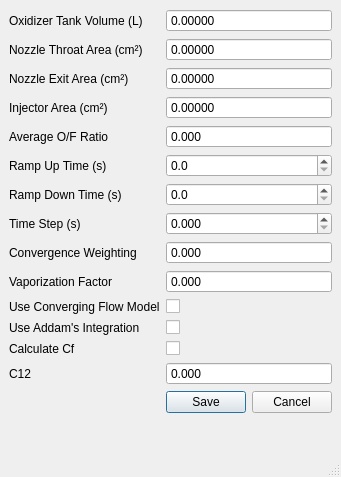
Above: UI/variables.ui from waterloo-rocketry/OpenThrustPy before the change. Below: the same form after it.
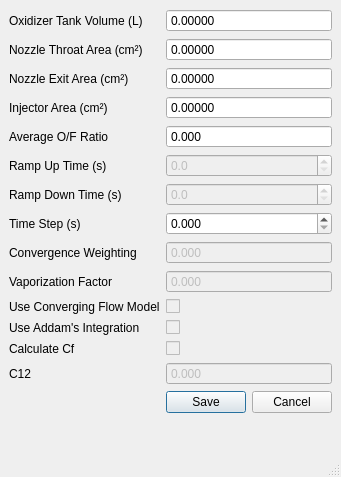
That is the form after the change. Icons and pictures are not drawn.

Commit message:
Disabled unused UI features for now
For clarity on which variables will impact results

Diff of the .ui file:
```diff
--- a/UI/variables.ui
+++ b/UI/variables.ui
@@ -140,6 +140,9 @@
     </item>
     <item row="6" column="1">
      <widget class="QDoubleSpinBox" name="SpinBoxRampUp">
+      <property name="enabled">
+       <bool>false</bool>
+      </property>
       <property name="buttonSymbols">
        <enum>QAbstractSpinBox::UpDownArrows</enum>
       </property>
@@ -163,6 +166,9 @@
     </item>
     <item row="7" column="1">
      <widget class="QDoubleSpinBox" name="SpinBoxRampDown">
+      <property name="enabled">
+       <bool>false</bool>
+      </property>
       <property name="buttonSymbols">
        <enum>QAbstractSpinBox::UpDownArrows</enum>
       </property>
@@ -212,6 +218,9 @@
     </item>
     <item row="9" column="1">
      <widget class="QDoubleSpinBox" name="SpinBoxConverge">
+      <property name="enabled">
+       <bool>false</bool>
+      </property>
       <property name="buttonSymbols">
        <enum>QAbstractSpinBox::NoButtons</enum>
       </property>
@@ -235,6 +244,9 @@
     </item>
     <item row="10" column="1">
      <widget class="QDoubleSpinBox" name="SpinBoxVaporFactor">
+      <property name="enabled">
+       <bool>false</bool>
+      </property>
       <property name="buttonSymbols">
        <enum>QAbstractSpinBox::NoButtons</enum>
       </property>
@@ -258,6 +270,9 @@
     </item>
     <item row="11" column="1">
      <widget class="QCheckBox" name="checkBoxFlowModel">
+      <property name="enabled">
+       <bool>false</bool>
+      </property>
       <property name="text">
        <string/>
       </property>
@@ -275,6 +290,9 @@
     </item>
     <item row="12" column="1">
      <widget class="QCheckBox" name="checkBoxIntType">
+      <property name="enabled">
+       <bool>false</bool>
+      </property>
       <property name="text">
        <string/>
       </property>
@@ -295,6 +313,9 @@
     </item>
     <item row="13" column="1">
      <widget class="QCheckBox" name="checkBoxCalcCf">
+      <property name="enabled">
+       <bool>false</bool>
+      </property>
       <property name="text">
        <string/>
       </property>
@@ -309,6 +330,9 @@
     </item>
     <item row="14" column="1">
      <widget class="QDoubleSpinBox" name="SpinBoxC12">
+      <property name="enabled">
+       <bool>false</bool>
+      </property>
       <property name="readOnly">
        <bool>false</bool>
       </property>
```
The commit also changes 4 other files.
